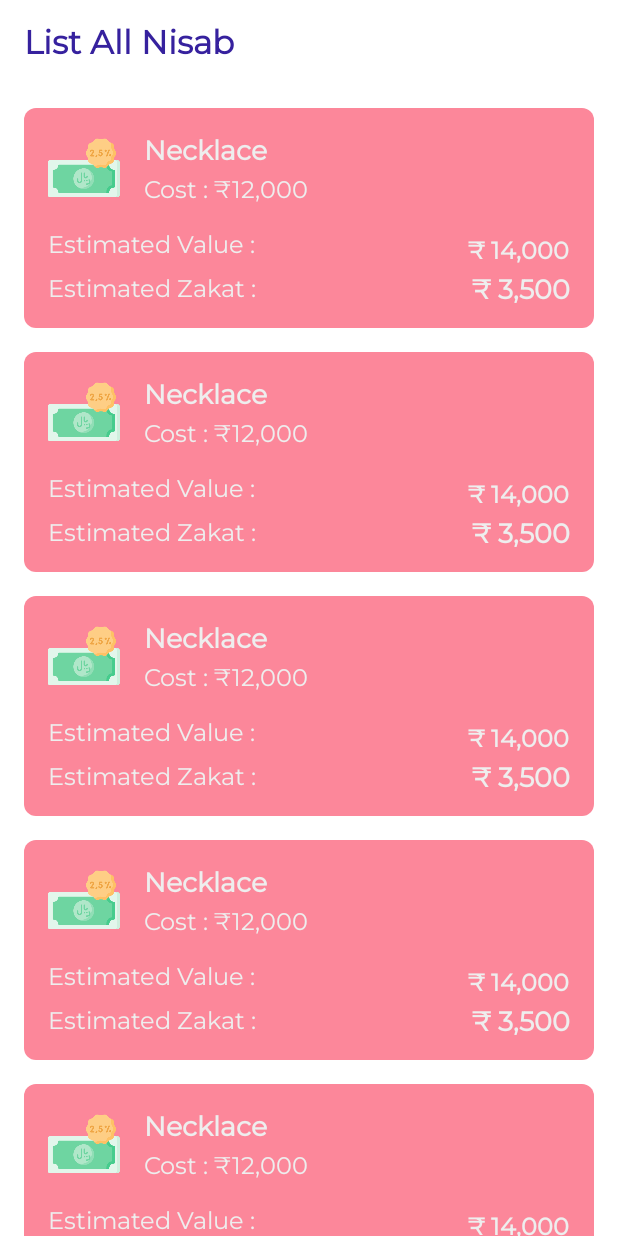
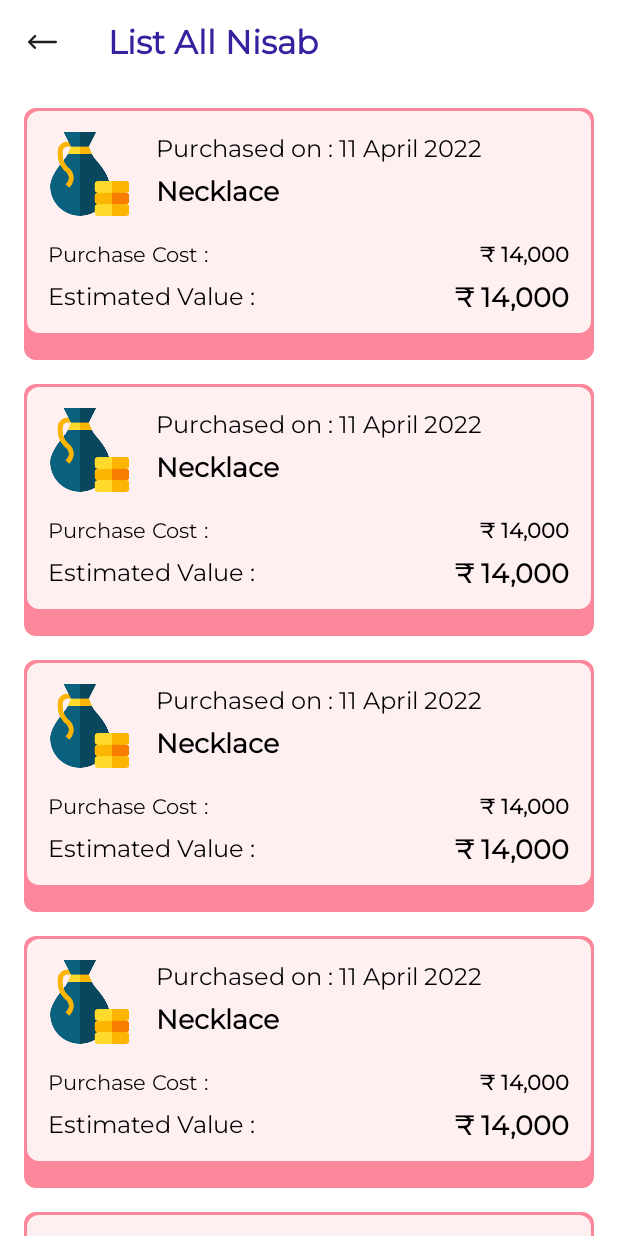
Before and after one commit to fazal88/Zakat-Nisab, an Android app built with Jetpack Compose: the layout list_fragment.xml on its own in the app's theme, with its tools: preview values and no code run, on a phone screen of 412 x 824 dp. Run offline under Robolectric (Android 15) with nearby library versions, the phone set to English and light mode, and no system bars; network calls fail.

Commit message:
added ui change to nisab list

```diff
--- /dev/null
+++ b/app/src/main/res/drawable/ic_back.xml
@@ -0,0 +1,9 @@
+<vector xmlns:android="http://schemas.android.com/apk/res/android"
+    android:width="19dp"
+    android:height="9.203dp"
+    android:viewportWidth="19"
+    android:viewportHeight="9.203">
+  <path
+      android:pathData="M0.218,4.076h0L4.1,0.216a0.742,0.742 0,0 1,1.047 1.052l-2.6,2.591L18.258,3.859a0.742,0.742 0,0 1,0 1.484L2.54,5.343l2.6,2.591A0.742,0.742 0,0 1,4.1 8.987L0.218,5.128h0A0.743,0.743 0,0 1,0.218 4.076Z"
+      android:fillColor="#1e1e1e"/>
+</vector>
--- a/app/src/main/res/layout/item_dashboard.xml
+++ b/app/src/main/res/layout/item_dashboard.xml
@@ -1,6 +1,7 @@
 <?xml version="1.0" encoding="utf-8"?>
 <layout xmlns:android="http://schemas.android.com/apk/res/android"
-    xmlns:app="http://schemas.android.com/apk/res-auto">
+    xmlns:app="http://schemas.android.com/apk/res-auto"
+    xmlns:tools="http://schemas.android.com/tools">
 
     <data>
 
@@ -15,6 +16,7 @@
     </data>
 
     <androidx.constraintlayout.widget.ConstraintLayout
+        onClickWithAnimation="@{()->click.onClickFeature(item.type)}"
         setColorFromKey="@{item.type}"
         android:layout_width="match_parent"
         android:layout_height="wrap_content"
@@ -22,7 +24,6 @@
         android:background="@drawable/back_rect_round_8dp"
         android:backgroundTint="@color/primaryColor"
         android:elevation="2dp"
-        onClickWithAnimation="@{()->click.onClickFeature(item.type)}"
         android:paddingBottom="8dp">
 
         <View
@@ -40,13 +41,14 @@
 
         <TextView
             android:id="@+id/tv_timestamp"
+            setDate="@{item.lastUpdated}"
             android:layout_width="0dp"
             android:layout_height="wrap_content"
             android:layout_marginHorizontal="16dp"
-            setDate="@{item.lastUpdated}"
             app:layout_constraintEnd_toEndOf="parent"
             app:layout_constraintStart_toEndOf="@+id/imageView"
-            app:layout_constraintTop_toTopOf="@+id/imageView" />
+            app:layout_constraintTop_toTopOf="@+id/imageView"
+            tools:text="Last updated : 23rd April 2022" />
 
 
         <TextView
@@ -62,7 +64,8 @@
             app:layout_constraintBottom_toBottomOf="@+id/imageView"
             app:layout_constraintEnd_toEndOf="parent"
             app:layout_constraintStart_toEndOf="@+id/imageView"
-            app:layout_constraintTop_toBottomOf="@+id/tv_timestamp" />
+            app:layout_constraintTop_toBottomOf="@+id/tv_timestamp"
+            tools:text="Total Nisab" />
 
         <TextView
             android:id="@+id/tv_label_value"
@@ -86,7 +89,8 @@
             app:layout_constraintEnd_toEndOf="parent"
             app:layout_constraintStart_toEndOf="@+id/tv_label_value"
             app:layout_constraintTop_toTopOf="@+id/tv_label_value"
-            app:setAmountFromPref="@{item.totalValue}" />
+            app:setAmountFromPref="@{item.totalValue}"
+            tools:text="2000" />
 
         <TextView
             android:id="@+id/tv_label_zakat"
@@ -110,7 +114,8 @@
             app:layout_constraintEnd_toEndOf="parent"
             app:layout_constraintStart_toEndOf="@+id/tv_label_zakat"
             app:layout_constraintTop_toTopOf="@+id/tv_label_zakat"
-            app:setAmountFromPref="@{item.zakatValue}" />
+            app:setAmountFromPref="@{item.zakatValue}"
+            tools:text="2000" />
 
         <Space
             android:layout_width="0dp"
@@ -126,11 +131,11 @@
             android:layout_width="56dp"
             android:layout_height="56dp"
             android:layout_margin="16dp"
+            android:contentDescription="@string/str_nisab_icon"
             android:scaleType="centerInside"
             android:src="@drawable/ic_nisab"
             app:layout_constraintStart_toStartOf="parent"
-            app:layout_constraintTop_toTopOf="parent"
-            android:contentDescription="@string/str_nisab_icon" />
+            app:layout_constraintTop_toTopOf="parent" />
 
         <TextView
             android:layout_width="wrap_content"
--- a/app/src/main/res/layout/item_list_nisab.xml
+++ b/app/src/main/res/layout/item_list_nisab.xml
@@ -19,15 +19,29 @@
         android:layout_width="match_parent"
         android:layout_height="wrap_content"
         android:layout_margin="8dp"
-        android:background="@drawable/back_rect_round_8dp">
+        android:background="@drawable/back_rect_round_8dp"
+        android:paddingBottom="16dp">
+
+        <View
+            android:id="@+id/view"
+            android:layout_width="0dp"
+            android:layout_height="0dp"
+            android:layout_margin="2dp"
+            android:background="@drawable/back_rect_round_8dp"
+            android:backgroundTint="#ddffffff"
+            app:layout_constraintBottom_toBottomOf="parent"
+            app:layout_constraintEnd_toEndOf="parent"
+            app:layout_constraintStart_toStartOf="parent"
+            app:layout_constraintTop_toTopOf="parent" />
 
         <ImageView
             android:id="@+id/iv_item"
             setIconFromKey="@{vm.type}"
-            android:layout_width="wrap_content"
-            android:layout_height="wrap_content"
+            android:layout_width="56dp"
+            android:layout_height="56dp"
             android:layout_margin="16dp"
-            android:src="@drawable/ic_zakat"
+            android:scaleType="centerInside"
+            android:src="@drawable/ic_nisab"
             app:layout_constraintStart_toStartOf="parent"
             app:layout_constraintTop_toTopOf="parent" />
 
@@ -36,88 +50,85 @@
             android:layout_width="0dp"
             android:layout_height="wrap_content"
             android:layout_marginHorizontal="16dp"
-            android:textColor="@color/TextWhite"
+            android:text="@{vm.name}"
+            android:textColor="@color/black"
             android:textSize="18sp"
             android:textStyle="bold"
-            android:text="@{vm.name}"
+            app:layout_constraintBottom_toBottomOf="@+id/iv_item"
             app:layout_constraintEnd_toEndOf="parent"
             app:layout_constraintStart_toEndOf="@+id/iv_item"
-            app:layout_constraintTop_toTopOf="@+id/iv_item"
+            app:layout_constraintTop_toBottomOf="@+id/tv_purchase_date"
             tools:text="Necklace" />
 
         <TextView
-            android:id="@+id/tv_amount"
+            android:id="@+id/tv_purchase_date"
             android:layout_width="0dp"
-            android:layout_height="0dp"
-            android:layout_marginTop="4dp"
-            android:layout_marginBottom="4dp"
-            android:textColor="@color/TextWhite"
+            android:layout_height="wrap_content"
+            android:text="@{@string/str_cost(vm.price)}"
+            android:textColor="@color/black"
             android:textSize="16sp"
-            android:text="@{@string/str_cost(vm.price)}"
-            app:layout_constraintBottom_toTopOf="@+id/tv_lable_estimated_value"
             app:layout_constraintEnd_toEndOf="@+id/tv_item"
             app:layout_constraintStart_toStartOf="@+id/tv_item"
-            app:layout_constraintTop_toBottomOf="@+id/tv_item"
-            tools:text="Cost : ₹12,000" />
+            app:layout_constraintTop_toTopOf="@+id/iv_item"
+            tools:text="Purchased on : 11 April 2022" />
+
+        <TextView
+            android:id="@+id/tv_lable_purchase"
+            android:layout_width="wrap_content"
+            android:layout_height="wrap_content"
+            android:layout_marginHorizontal="16dp"
+            android:layout_marginTop="16dp"
+            android:text="@string/str_purchase_cost"
+            android:textColor="@color/black"
+            app:layout_constraintStart_toStartOf="parent"
+            app:layout_constraintTop_toBottomOf="@+id/iv_item" />
+
+        <TextView
+            android:id="@+id/tv_purchase_value"
+            setEstimatedValue="@{vm}"
+            android:layout_width="wrap_content"
+            android:layout_height="wrap_content"
+            android:layout_marginHorizontal="16dp"
+            android:text="@{@string/str_cost(vm.price)}"
+            android:textColor="@color/black"
+            android:textStyle="bold"
+            app:layout_constraintBottom_toBottomOf="@+id/tv_lable_purchase"
+            app:layout_constraintEnd_toEndOf="parent"
+            app:layout_constraintHorizontal_bias="1"
+            app:layout_constraintStart_toEndOf="@+id/tv_lable_purchase"
+            app:layout_constraintTop_toTopOf="@+id/tv_lable_purchase"
+            tools:text="₹ 14,000" />
 
         <TextView
             android:id="@+id/tv_lable_estimated_value"
             android:layout_width="wrap_content"
             android:layout_height="wrap_content"
             android:layout_marginHorizontal="16dp"
-            android:layout_marginTop="16dp"
-            android:textColor="@color/TextWhite"
+            android:layout_marginTop="8dp"
+            android:layout_marginBottom="16dp"
+            android:text="@string/str_estimated_value"
+            android:textColor="@color/black"
             android:textSize="16sp"
+            app:layout_constraintBottom_toBottomOf="parent"
             app:layout_constraintStart_toStartOf="parent"
-            app:layout_constraintTop_toBottomOf="@+id/iv_item"
-            android:text="Estimated Value : " />
+            app:layout_constraintTop_toBottomOf="@+id/tv_lable_purchase" />
 
         <TextView
             android:id="@+id/tv_estimated_value"
+            setEstimatedValue="@{vm}"
             android:layout_width="wrap_content"
             android:layout_height="wrap_content"
             android:layout_marginHorizontal="16dp"
+            android:textColor="@color/black"
+            android:textSize="18sp"
+            android:textStyle="bold"
+            app:layout_constraintBottom_toBottomOf="@+id/tv_lable_estimated_value"
+            app:layout_constraintEnd_toEndOf="parent"
             app:layout_constraintHorizontal_bias="1"
-            app:layout_constraintEnd_toEndOf="parent"
-            android:textColor="@color/TextWhite"
-            android:textSize="16sp"
-            android:textStyle="bold"
-            setEstimatedValue="@{vm}"
-            app:layout_constraintBottom_toTopOf="@+id/tv_lable_estimated_zakat"
             app:layout_constraintStart_toEndOf="@+id/tv_lable_estimated_value"
             app:layout_constraintTop_toTopOf="@+id/tv_lable_estimated_value"
             tools:text="₹ 14,000" />
 
-        <TextView
-            android:id="@+id/tv_lable_estimated_zakat"
-            android:layout_width="wrap_content"
-            android:layout_height="wrap_content"
-            android:layout_marginHorizontal="16dp"
-            android:layout_marginTop="8dp"
-            android:layout_marginBottom="16dp"
-            android:textColor="@color/TextWhite"
-            android:textSize="16sp"
-            app:layout_constraintBottom_toBottomOf="parent"
-            app:layout_constraintStart_toStartOf="parent"
-            app:layout_constraintTop_toBottomOf="@+id/tv_lable_estimated_value"
-            android:text="Estimated Zakat : " />
-
-        <TextView
-            android:id="@+id/tv_estimated_zakat"
-            android:layout_width="wrap_content"
-            android:layout_height="wrap_content"
-            android:layout_marginHorizontal="16dp"
-            android:textColor="@color/TextWhite"
-            android:textSize="18sp"
-            app:layout_constraintHorizontal_bias="1"
-            app:layout_constraintEnd_toEndOf="parent"
-            android:textStyle="bold"
-            setEstimatedZakat="@{vm}"
-            app:layout_constraintBottom_toBottomOf="@+id/tv_lable_estimated_zakat"
-            app:layout_constraintStart_toEndOf="@+id/tv_lable_estimated_zakat"
-            app:layout_constraintTop_toTopOf="@+id/tv_lable_estimated_zakat"
-            tools:text="₹ 3,500" />
-
 
     </androidx.constraintlayout.widget.ConstraintLayout>
 </layout>
--- a/app/src/main/res/layout/list_fragment.xml
+++ b/app/src/main/res/layout/list_fragment.xml
@@ -14,6 +14,14 @@
         android:layout_height="match_parent"
         tools:context=".screens.list.ListFragment">
 
+        <ImageView
+            android:id="@+id/imageView2"
+            android:layout_width="56dp"
+            android:layout_height="56dp"
+            app:layout_constraintStart_toStartOf="parent"
+            app:layout_constraintTop_toTopOf="parent"
+            android:scaleType="centerInside"
+            android:src="@drawable/ic_back" />
 
         <TextView
             android:id="@+id/tv_title_list"
@@ -26,7 +34,7 @@
             android:textSize="22sp"
             android:textStyle="bold"
             app:layout_constraintEnd_toEndOf="parent"
-            app:layout_constraintStart_toStartOf="parent"
+            app:layout_constraintStart_toEndOf="@+id/imageView2"
             app:layout_constraintTop_toTopOf="parent" />
 
         <androidx.recyclerview.widget.RecyclerView
--- a/app/src/main/res/values/strings.xml
+++ b/app/src/main/res/values/strings.xml
@@ -21,4 +21,7 @@
     <string name="str_list_categories">List of broad categories in which wealth can be distributed.</string>
     <string name="str_zakat_amp_nisab"><![CDATA[Zakat & Nisab]]></string>
     <string name="str_overflow_menu">overflow_menu</string>
+    <string name="str_cost_label"><b>Cost</b> : ₹12,000</string>
+    <string name="str_estimated_value">Estimated Value :</string>
+    <string name="str_purchase_cost">Purchase Cost :</string>
 </resources>
```
